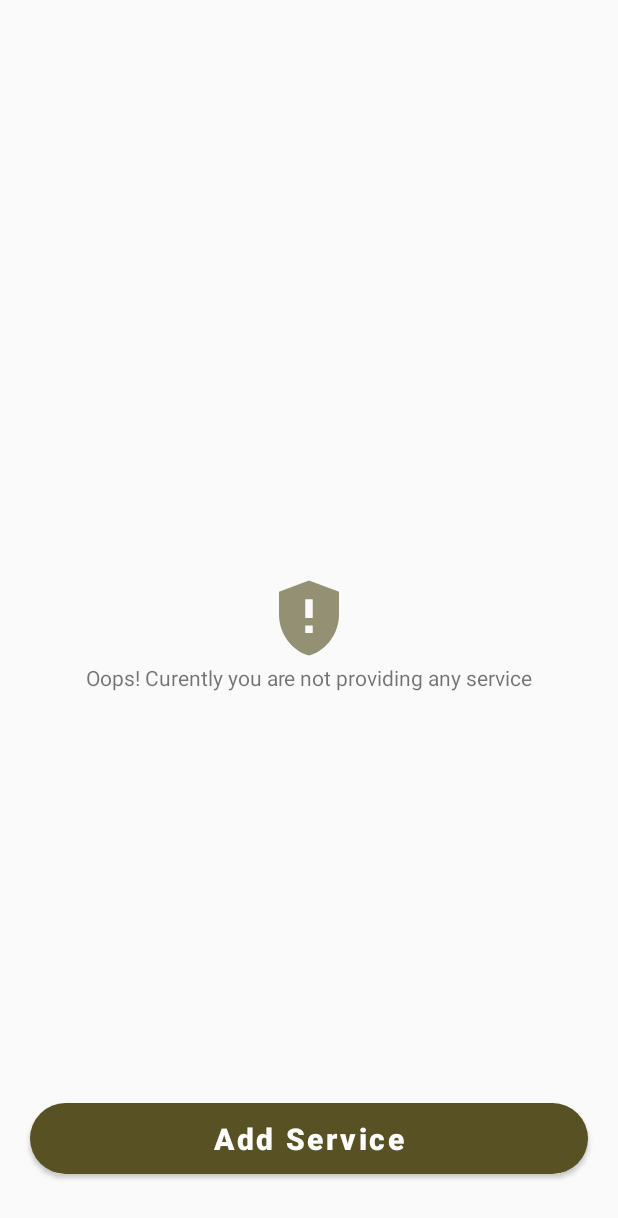
After one commit to deorerohit/FHelp, an Android app: the YouAreNotProvidingService screen opened directly, with no data from a screen before it, on a phone screen of 412 x 824 dp. The commit adds this screen. Shown: the top 1218 px of the screen. Run offline under Robolectric (Android 15) with nearby library versions, the phone set to English and light mode, and no system bars.

Commit message:
started working on add service

```diff
--- a/app/src/main/java/be/project/farmhelp/authentication/OtpPage.java
+++ b/app/src/main/java/be/project/farmhelp/authentication/OtpPage.java
@@ -159,7 +159,7 @@ public class OtpPage extends AppCompatActivity {
 
 
     private void writeDataToFirebase() {
-        WriteThisClassToFirebase userDataClass = new WriteThisClassToFirebase(name, mobNo, password, latitude, longitude);
+        WriteThisClassToFirebase userDataClass = new WriteThisClassToFirebase(name, mobNo, password, latitude, longitude, false);
         FirebaseDatabase database = FirebaseDatabase.getInstance();
         DatabaseReference reference = database.getReference("Users");
         reference.child(mobNo).setValue(userDataClass);
--- a/app/src/main/java/be/project/farmhelp/authentication/SessionManager.java
+++ b/app/src/main/java/be/project/farmhelp/authentication/SessionManager.java
@@ -48,6 +48,10 @@ public class SessionManager {
             return false;
     }
 
+    public String getKeyMobile(){
+        return userSession.getString(KEY_MOBILE, null);
+    }
+
     public void logOutUserFromSession() {
         editor.clear();
         editor.commit();
--- /dev/null
+++ b/app/src/main/java/be/project/farmhelp/provideservice/YouAreNotProvidingService.java
@@ -0,0 +1,25 @@
+package be.project.farmhelp.provideservice;
+
+import androidx.appcompat.app.AppCompatActivity;
+
+import android.content.Intent;
+import android.os.Bundle;
+import android.view.View;
+
+import be.project.farmhelp.R;
+import be.project.farmhelp.authentication.SignIn;
+import be.project.farmhelp.authentication.SignUp;
+
+public class YouAreNotProvidingService extends AppCompatActivity {
+
+    @Override
+    protected void onCreate(Bundle savedInstanceState) {
+        super.onCreate(savedInstanceState);
+        setContentView(R.layout.activity_you_are_not_providing_service);
+    }
+
+
+    public void addService(View view){
+        startActivity(new Intent(YouAreNotProvidingService.this, AddService.class));
+    }
+}
--- /dev/null
+++ b/app/src/main/res/drawable/not_providing_service_60.xml
@@ -0,0 +1,5 @@
+<vector android:alpha="0.63" android:height="60dp"
+    android:tint="#585123" android:viewportHeight="24"
+    android:viewportWidth="24" android:width="60dp" xmlns:android="http://schemas.android.com/apk/res/android">
+    <path android:fillColor="@android:color/white" android:pathData="M12,2L4,5v6.09c0,5.05 3.41,9.76 8,10.91c4.59,-1.15 8,-5.86 8,-10.91V5L12,2zM13,16h-2v-2h2V16zM13,12h-2V7h2V12z"/>
+</vector>
--- a/app/src/main/res/layout/activity_user_dashboard.xml
+++ b/app/src/main/res/layout/activity_user_dashboard.xml
@@ -87,7 +87,9 @@
                     <RelativeLayout
                         android:layout_width="match_parent"
                         android:layout_height="match_parent"
-                        android:padding="5dp">
+                        android:padding="5dp"
+                        android:onClick="callAddServiceActivity">
+
                         <ImageView
                             android:layout_width="wrap_content"
                             android:layout_height="wrap_content"
--- /dev/null
+++ b/app/src/main/res/layout/activity_you_are_not_providing_service.xml
@@ -0,0 +1,39 @@
+<?xml version="1.0" encoding="utf-8"?>
+<RelativeLayout xmlns:android="http://schemas.android.com/apk/res/android"
+    xmlns:app="http://schemas.android.com/apk/res-auto"
+    xmlns:tools="http://schemas.android.com/tools"
+    android:layout_width="match_parent"
+    android:layout_height="match_parent"
+    tools:context=".provideservice.YouAreNotProvidingService">
+
+    <ImageView
+        android:id="@+id/notproviding"
+        android:layout_width="match_parent"
+        android:layout_height="wrap_content"
+        android:src="@drawable/not_providing_service_60"
+        android:layout_centerInParent="true"/>
+    <TextView
+        android:layout_width="match_parent"
+        android:layout_height="wrap_content"
+        android:layout_below="@id/notproviding"
+        android:text="Oops! Curently you are not providing any service"
+        android:textAlignment="center"/>
+
+
+
+    <com.google.android.material.button.MaterialButton
+        android:layout_alignParentBottom="true"
+        android:layout_width="match_parent"
+        android:layout_height="wrap_content"
+        android:layout_marginBottom="35dp"
+        android:layout_marginLeft="20dp"
+        android:layout_marginRight="20dp"
+        android:fontFamily="sans-serif-black"
+        android:onClick="addService"
+        android:padding="10dp"
+        android:text="Add Service"
+        android:textAllCaps="false"
+        android:textSize="20sp"
+        app:cornerRadius="28sp" />
+
+</RelativeLayout>
```
Also changed, not shown: app/src/main/AndroidManifest.xml (+6 -1 lines), app/src/main/java/be/project/farmhelp/UserDashboard.java (+40 -1 lines), app/src/main/java/be/project/farmhelp/authentication/WriteThisClassToFirebase.java (+12 -1 lines), app/src/main/java/be/project/farmhelp/provideservice/AddService.java (added, +16 -0 lines), app/src/main/res/layout/activity_add_service.xml (added, +15 -0 lines).
